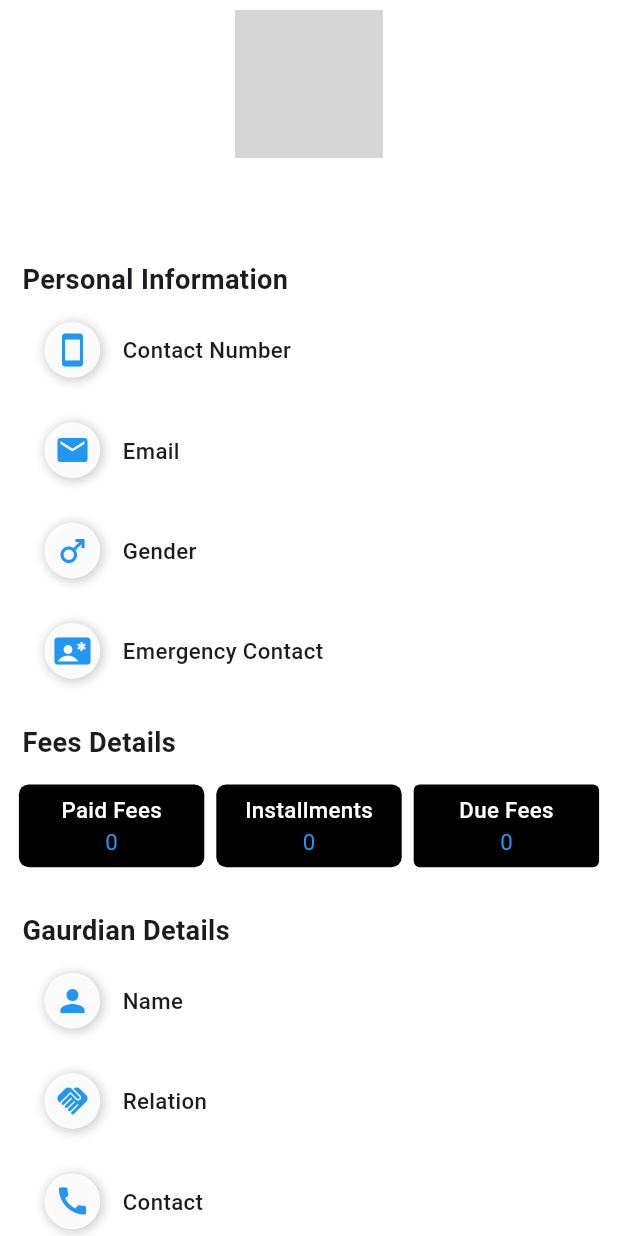
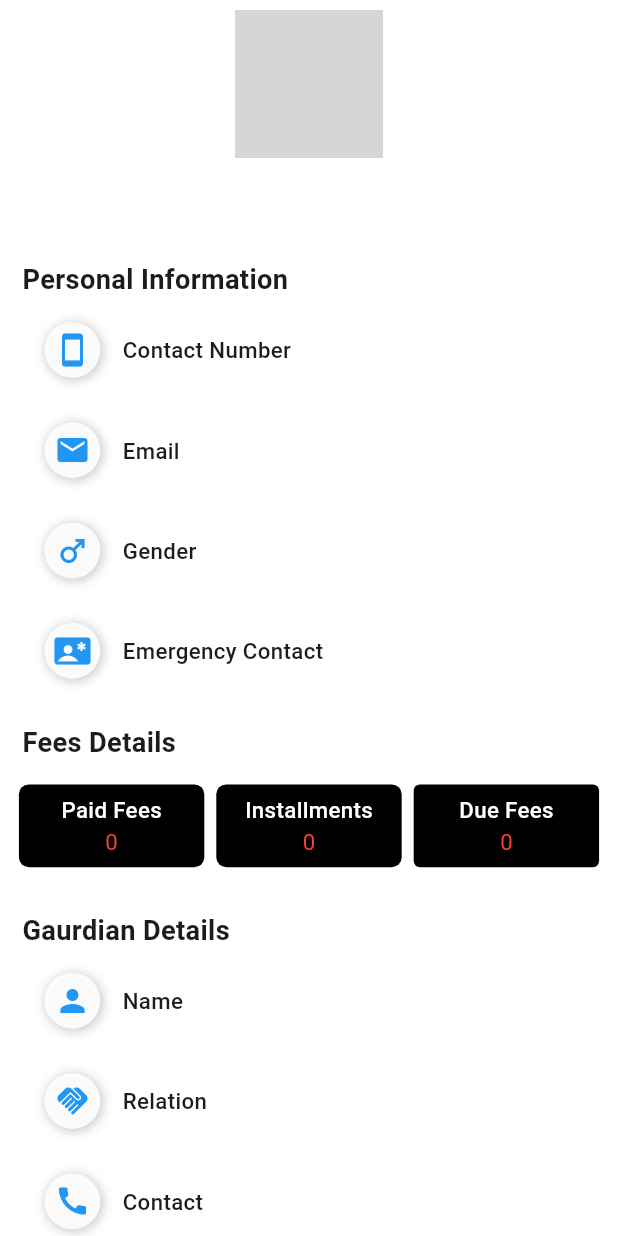
Before and after one commit to softcrowd038/hostel2, a Flutter app: the ProfilePage screen opened directly, on a phone screen of 412 x 824 dp. Run offline on Flutter 3.47's test engine with Material 3 defaults, Android fonts, the phone set to English and light mode, and no system bars; our stand-ins replace circle_nav_bar, connectivity_plus, geocoding, geolocator, google_maps_flutter, permission_handler and 3 more; missing offline and left inert: mobile_scanner, telephony, workmanager; accounts and stored records are empty; network calls fail; statements that could not run were skipped; project files that could hold a hidden picture were left out; grey boxes are pictures that could not be loaded.

Commit message:
the final commit

```diff
--- a/lib/Presentation/Emergency/Profile/profile_page.dart
+++ b/lib/Presentation/Emergency/Profile/profile_page.dart
@@ -56,7 +56,7 @@ class _ProfilePage extends State<ProfilePage> {
         body: studentProfile == null
             ? const Center(
                 child: CircularProgressIndicator(
-                color: Colors.blue,
+                color: Colors.red,
               ))
             : SingleChildScrollView(
                 child: Column(
@@ -188,7 +188,7 @@ class _ProfilePage extends State<ProfilePage> {
                                     Text(
                                       studentInstallments?.duePayment ?? '0',
                                       style: TextStyle(
-                                          color: Colors.blue,
+                                          color: Colors.red,
                                           fontSize: MediaQuery.of(context)
                                                   .size
                                                   .height *
@@ -229,7 +229,7 @@ class _ProfilePage extends State<ProfilePage> {
                                       Text(
                                         studentInstallments?.installment ?? '0',
                                         style: TextStyle(
-                                            color: Colors.blue,
+                                            color: Colors.red,
                                             fontSize: MediaQuery.of(context)
                                                     .size
                                                     .height *
@@ -272,7 +272,7 @@ class _ProfilePage extends State<ProfilePage> {
                                         studentInstallments?.remainingPayment ??
                                             '0',
                                         style: TextStyle(
-                                            color: Colors.blue,
+                                            color: Colors.red,
                                             fontSize: MediaQuery.of(context)
                                                     .size
                                                     .height *
@@ -367,7 +367,7 @@ class _ProfilePage extends State<ProfilePage> {
                                                   0.008),
                                           child: const Icon(
                                             Icons.location_on_outlined,
-                                            color: Colors.blue,
+                                            color: Colors.red,
                                           ),
                                         )),
                                     SizedBox(
--- a/pubspec.yaml
+++ b/pubspec.yaml
@@ -39,14 +39,14 @@ dependencies:
   liquid_progress_indicator_v2:
   flutter_polyline_points:
   google_maps_flutter:
-  location:
+  location: ^8.0.0
   permission_handler:
   geolocator:
   geocoding:
   shared_preferences:
   connectivity_plus:
   url_launcher:
-  mobile_scanner:
+  mobile_scanner: ^6.0.10
   circle_nav_bar:
   shimmer:
   telephony:
```
Also changed, not shown: pubspec.lock.
